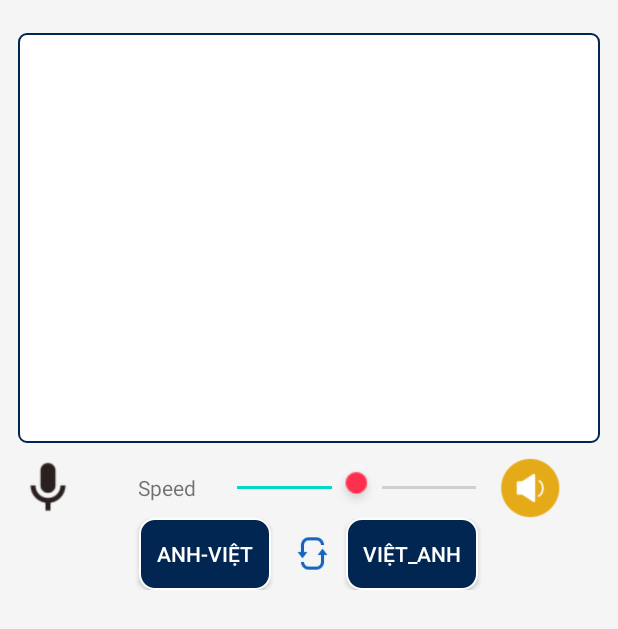
After one commit to khanhtran-5851071033/TTCM_TranQuocKhanh, an Android app: the Translate screen opened directly, with no data from a screen before it, on a phone screen of 412 x 824 dp. The commit adds this screen. Shown: the top 629 px of the screen. Run offline under Robolectric (Android 15) with nearby library versions, the phone set to English and light mode, and no system bars.

Commit message:
tải lên lần 9

```diff
--- a/app/src/main/AndroidManifest.xml
+++ b/app/src/main/AndroidManifest.xml
@@ -17,7 +17,8 @@
         android:roundIcon="@drawable/logo"
         android:supportsRtl="true"
         android:theme="@style/AppTheme">
-        <activity android:name=".viewTechnology"></activity>
+        <activity android:name=".Translate"></activity>
+        <activity android:name=".viewTechnology" />
         <activity android:name=".Theme" />
         <activity android:name=".Setting" />
         <activity android:name=".RemindWord" />
--- a/app/src/main/java/com/example/dictionaryapp/Home.java
+++ b/app/src/main/java/com/example/dictionaryapp/Home.java
@@ -128,4 +128,10 @@ public class Home extends AppCompatActivity {
         Home.this.startActivity(intent);
         CustomIntent.customType(this,"left-to-right");
     }
+
+    public void toTranslate(View view) {
+        Intent intent=new Intent(Home.this, Translate.class);
+        Home.this.startActivity(intent);
+        CustomIntent.customType(this,"up-to-bottom");
+    }
 }
--- /dev/null
+++ b/app/src/main/java/com/example/dictionaryapp/Translate.java
@@ -0,0 +1,75 @@
+package com.example.dictionaryapp;
+
+import androidx.appcompat.app.AppCompatActivity;
+
+import android.os.Bundle;
+import android.text.Editable;
+import android.text.TextWatcher;
+import android.view.View;
+import android.widget.Button;
+import android.widget.EditText;
+import android.widget.ImageView;
+import android.widget.LinearLayout;
+
+public class Translate extends AppCompatActivity {
+
+    EditText txt_input;
+    ImageView img_delete_input;
+    LinearLayout linear_output;
+    Button btn_anh_viet,btn_viet_anh;
+    @Override
+    protected void onCreate(Bundle savedInstanceState) {
+        super.onCreate(savedInstanceState);
+        setContentView(R.layout.activity_translate);
+        getSupportActionBar().hide();
+        addView();
+        addEvent();
+    }
+
+    private void addView() {
+        txt_input=findViewById(R.id.text_input);
+        img_delete_input=findViewById(R.id.img_delete_input);
+        linear_output=findViewById(R.id.linear_translate);
+        btn_anh_viet=findViewById(R.id.btn_anh_viet);
+        btn_viet_anh=findViewById(R.id.btn_viet_anh);
+
+    }
+
+    private void addEvent() {
+        txt_input.addTextChangedListener(new TextWatcher() {
+            @Override
+            public void beforeTextChanged(CharSequence s, int start, int count, int after) { }
+            @Override
+            public void onTextChanged(CharSequence s, int start, int before, int count) { }
+            @Override
+            public void afterTextChanged(Editable s) {
+                if(!txt_input.getText().toString().matches("")){
+                    img_delete_input.setVisibility(View.VISIBLE);
+                }
+                if(txt_input.getText().toString().matches(""))
+                  img_delete_input.setVisibility(View.INVISIBLE);
+            }
+        });
+        img_delete_input.setOnClickListener(new View.OnClickListener() {
+            @Override
+            public void onClick(View v) {
+                txt_input.setText("");
+                linear_output.setVisibility(View.INVISIBLE);
+
+            }
+        });
+        btn_anh_viet.setOnClickListener(new View.OnClickListener() {
+            @Override
+            public void onClick(View v) {
+                linear_output.setVisibility(View.VISIBLE);
+            }
+        });
+        btn_viet_anh.setOnClickListener(new View.OnClickListener() {
+            @Override
+            public void onClick(View v) {
+                linear_output.setVisibility(View.VISIBLE);
+            }
+        });
+
+    }
+}
--- a/app/src/main/java/com/example/dictionaryapp/test.java
+++ b/app/src/main/java/com/example/dictionaryapp/test.java
@@ -68,8 +68,8 @@ public class test extends AppCompatActivity {
         intent.putExtra(EXTRA_CATEGORY_ID, categoryID);
         intent.putExtra(EXTRA_CATEGORY_NAME, categoryName);
         intent.putExtra(EXTRA_DIFFICULTY, difficulty);
-        CustomIntent.customType(this,"bottom-to-up");
         startActivityForResult(intent, REQUEST_CODE_QUIZ);
+        CustomIntent.customType(this,"left-to-right");
     }
     @Override
     protected void onActivityResult(int requestCode, int resultCode, Intent data) {
--- a/app/src/main/res/layout/activity_home.xml
+++ b/app/src/main/res/layout/activity_home.xml
@@ -244,6 +244,7 @@
                 android:layout_marginRight="20dp"
                 android:background="@drawable/custom_card"
                 android:gravity="center"
+                android:onClick="toTranslate"
                 android:orientation="vertical">
 
                 <ImageView
--- /dev/null
+++ b/app/src/main/res/layout/activity_translate.xml
@@ -0,0 +1,136 @@
+<?xml version="1.0" encoding="utf-8"?>
+<LinearLayout xmlns:android="http://schemas.android.com/apk/res/android"
+    xmlns:app="http://schemas.android.com/apk/res-auto"
+    xmlns:tools="http://schemas.android.com/tools"
+    android:layout_width="match_parent"
+    android:layout_height="match_parent"
+    android:background="#f5f5f5"
+    android:orientation="vertical"
+    android:padding="12dp"
+    tools:context=".Translate">
+
+    <LinearLayout
+        android:id="@+id/transitions_container1"
+        android:layout_width="match_parent"
+        android:layout_height="match_parent"
+        android:layout_marginTop="10dp"
+        android:orientation="vertical">
+
+        <LinearLayout
+            android:layout_width="match_parent"
+            android:layout_height="273dp"
+            android:background="@drawable/custom_text"
+            android:orientation="vertical">
+
+            <ImageView
+                android:id="@+id/img_delete_input"
+                android:layout_width="26dp"
+                android:layout_height="27dp"
+                android:layout_gravity="right"
+                android:paddingEnd="5dp"
+                android:visibility="invisible"
+                app:srcCompat="@drawable/cancel_48px" />
+
+            <EditText
+                android:id="@+id/text_input"
+                android:layout_width="357dp"
+                android:layout_height="238dp"
+                android:layout_gravity="center_horizontal"
+                android:background="@drawable/custom_btn_flash"
+                android:padding="7dp"
+                android:textAlignment="center"
+                android:textColor="@color/cardview_dark_background" />
+
+        </LinearLayout>
+
+        <LinearLayout
+            android:id="@+id/lineear_menu"
+            android:layout_width="match_parent"
+            android:layout_height="wrap_content"
+            android:layout_marginTop="10dp"
+            android:gravity="center_vertical"
+            android:orientation="horizontal">
+
+            <ImageView
+                android:id="@+id/img_void"
+                android:layout_width="40dp"
+                android:layout_height="40dp"
+                app:srcCompat="@drawable/microphone" />
+
+            <TextView
+                android:id="@+id/txt_speed"
+                android:layout_width="40dp"
+                android:layout_height="wrap_content"
+                android:layout_marginLeft="40dp"
+                android:layout_marginRight="10dp"
+                android:text="Speed" />
+
+            <SeekBar
+                android:id="@+id/mSeekBarSpeed"
+                android:layout_width="191dp"
+                android:layout_height="wrap_content"
+                android:max="100"
+                android:progress="50"
+                android:thumb="@drawable/thum1" />
+
+            <ImageView
+                android:id="@+id/img_speak"
+                android:layout_width="40dp"
+                android:layout_height="40dp"
+                app:srcCompat="@drawable/low_volume_60px" />
+
+        </LinearLayout>
+
+        <LinearLayout
+            android:layout_width="match_parent"
+            android:layout_height="wrap_content"
+            android:gravity="center_horizontal"
+            android:orientation="horizontal">
+
+            <Button
+                android:id="@+id/btn_anh_viet"
+                android:layout_width="wrap_content"
+                android:layout_height="wrap_content"
+                android:layout_marginRight="10dp"
+                android:background="@drawable/custom_line_setting"
+                android:text="Anh-Việt"
+                android:textColor="?attr/colorBackgroundFloating" />
+
+            <ImageView
+                android:id="@+id/img_strans"
+                android:layout_width="30dp"
+                android:layout_height="30dp"
+                android:layout_gravity="center_vertical"
+                android:paddingStart="5dp"
+                app:srcCompat="@drawable/refresh_48px" />
+
+            <Button
+                android:id="@+id/btn_viet_anh"
+                android:layout_width="wrap_content"
+                android:layout_height="wrap_content"
+                android:layout_marginLeft="10dp"
+                android:background="@drawable/custom_line_setting"
+                android:text="Việt_Anh"
+                android:textColor="?attr/colorBackgroundFloating" />
+        </LinearLayout>
+
+        <LinearLayout
+            android:id="@+id/linear_translate"
+            android:layout_width="match_parent"
+            android:layout_height="wrap_content"
+            android:layout_marginTop="10dp"
+            android:background="@drawable/custom_text"
+            android:orientation="vertical"
+            android:visibility="invisible">
+
+            <TextView
+                android:id="@+id/txt_output"
+                android:layout_width="match_parent"
+                android:layout_height="277dp"
+                android:textAlignment="center"
+                android:textColor="@color/cardview_dark_background" />
+
+        </LinearLayout>
+
+    </LinearLayout>
+</LinearLayout>
```
